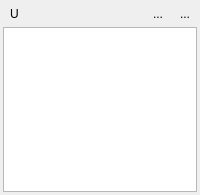
drawpile/Drawpile, file src/client/ui/userbox.ui: the form before one commit.
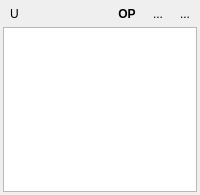
The form after the commit. Icons and pictures are not drawn.

Commit message: Add op/deop button

Diff of the .ui file:
```diff
--- a/src/client/ui/userbox.ui
+++ b/src/client/ui/userbox.ui
@@ -64,6 +64,28 @@
        </property>
       </spacer>
      </item>
+     <item>
+      <widget class="QToolButton" name="opButton">
+       <property name="font">
+        <font>
+         <weight>75</weight>
+         <bold>true</bold>
+        </font>
+       </property>
+       <property name="toolTip">
+        <string>Session operator</string>
+       </property>
+       <property name="text">
+        <string notr="true">OP</string>
+       </property>
+       <property name="checkable">
+        <bool>true</bool>
+       </property>
+       <property name="autoRaise">
+        <bool>true</bool>
+       </property>
+      </widget>
+     </item>
      <item>
       <widget class="QToolButton" name="lockButton">
        <property name="toolTip">
```
The commit also changes 5 other files.
